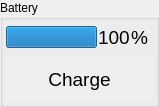
This is aui/gui/robot/internal/ui/battery.ui in argenortega/AUI as Qt 5 draws it before an edit. The edited form follows.
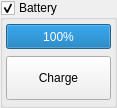
This is the edited form. Custom widgets are drawn as their Qt base class.

Diff of the .ui file:
```diff
--- a/aui/gui/robot/internal/ui/battery.ui
+++ b/aui/gui/robot/internal/ui/battery.ui
@@ -6,8 +6,8 @@
    <rect>
     <x>0</x>
     <y>0</y>
-    <width>159</width>
-    <height>107</height>
+    <width>117</width>
+    <height>108</height>
    </rect>
   </property>
   <property name="sizePolicy">
@@ -29,7 +29,7 @@
    <item>
     <widget class="QGroupBox" name="batteryLevel">
      <property name="sizePolicy">
-      <sizepolicy hsizetype="Minimum" vsizetype="Preferred">
+      <sizepolicy hsizetype="Minimum" vsizetype="Minimum">
        <horstretch>0</horstretch>
        <verstretch>0</verstretch>
       </sizepolicy>
@@ -47,13 +47,37 @@
       <bool>false</bool>
      </property>
      <property name="checkable">
-      <bool>false</bool>
+      <bool>true</bool>
+     </property>
+     <property name="checked">
+      <bool>true</bool>
      </property>
      <layout class="QVBoxLayout" name="batteryBoxLayout">
       <property name="margin">
        <number>3</number>
       </property>
       <item>
+       <widget class="QFrame" name="frame">
+        <property name="sizePolicy">
+         <sizepolicy hsizetype="Minimum" vsizetype="Minimum">
+          <horstretch>0</horstretch>
+          <verstretch>0</verstretch>
+         </sizepolicy>
+        </property>
+        <property name="styleSheet">
+         <string notr="true"/>
+        </property>
+        <property name="frameShape">
+         <enum>QFrame::NoFrame</enum>
+        </property>
+        <property name="frameShadow">
+         <enum>QFrame::Plain</enum>
+        </property>
+        <layout class="QVBoxLayout" name="verticalLayout">
+         <property name="margin">
+          <number>0</number>
+         </property>
+         <item>
        <layout class="QHBoxLayout" name="batteryBoxLevel">
         <property name="spacing">
          <number>1</number>
@@ -66,71 +90,36 @@
             <verstretch>0</verstretch>
            </sizepolicy>
           </property>
+             <property name="minimumSize">
+              <size>
+               <width>0</width>
+               <height>25</height>
+              </size>
+             </property>
           <property name="value">
            <number>100</number>
           </property>
           <property name="alignment">
            <set>Qt::AlignCenter</set>
           </property>
-          <property name="textVisible">
-           <bool>false</bool>
-          </property>
-          <property name="invertedAppearance">
-           <bool>false</bool>
-          </property>
-         </widget>
-        </item>
-        <item>
-         <widget class="QLabel" name="value">
-          <property name="font">
-           <font>
-            <pointsize>14</pointsize>
-           </font>
-          </property>
-          <property name="text">
-           <string>100</string>
-          </property>
-         </widget>
-        </item>
-        <item>
-         <widget class="QLabel" name="p">
-          <property name="font">
-           <font>
-            <pointsize>14</pointsize>
-           </font>
-          </property>
-          <property name="text">
-           <string>%</string>
-          </property>
          </widget>
         </item>
        </layout>
       </item>
       <item>
-       <widget class="HButton" name="charge">
+          <widget class="QPushButton" name="charge">
         <property name="minimumSize">
          <size>
           <width>0</width>
           <height>44</height>
          </size>
         </property>
-        <property name="font">
-         <font>
-          <pointsize>14</pointsize>
-         </font>
-        </property>
-        <property name="autoFillBackground">
-         <bool>true</bool>
-        </property>
-        <property name="styleSheet">
-         <string notr="true"/>
-        </property>
         <property name="text">
          <string>Charge</string>
         </property>
-        <property name="flat">
-         <bool>true</bool>
-        </property>
+          </widget>
+         </item>
+        </layout>
        </widget>
       </item>
      </layout>
@@ -139,11 +128,6 @@
   </layout>
  </widget>
  <customwidgets>
-  <customwidget>
-   <class>HButton</class>
-   <extends>QPushButton</extends>
-   <header>aui.utilities.HoverButtons</header>
-  </customwidget>
   <customwidget>
    <class>CProgressBar</class>
    <extends>QProgressBar</extends>
```
Left out of the diff: 32 changed lines with no effect on the pictures. Lines whose indentation alone changed are shown as unchanged.
